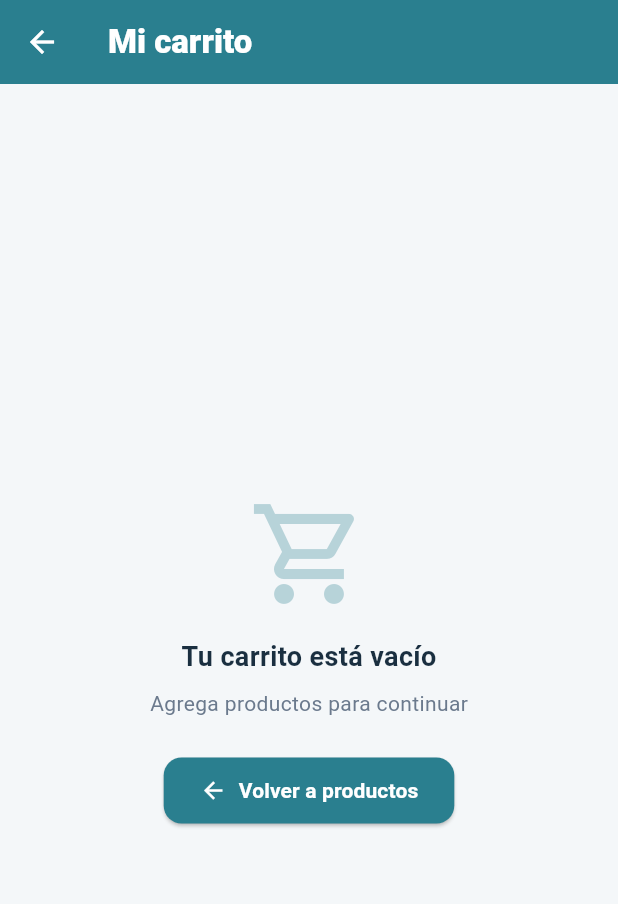
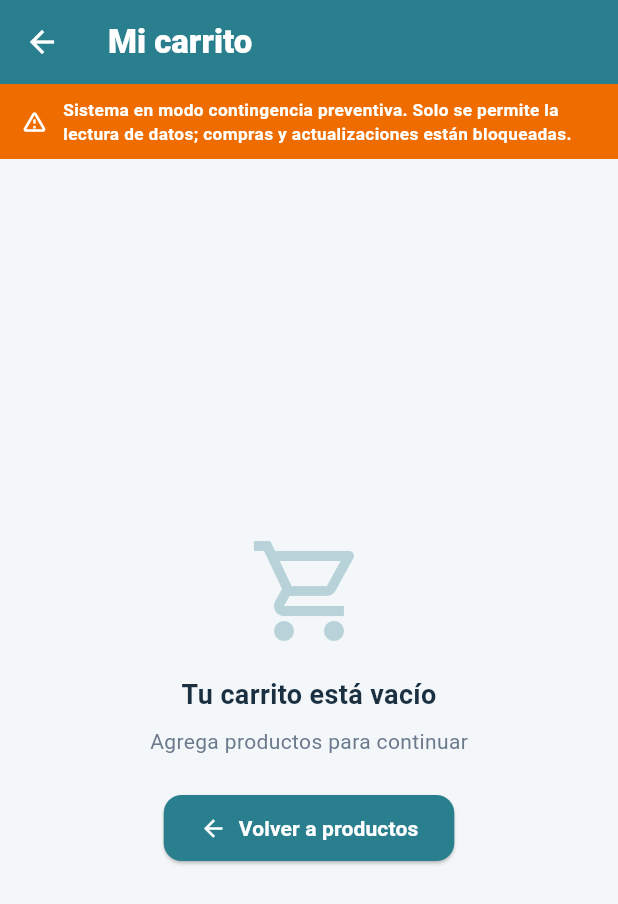
Before and after one commit to app-secure/movil_app, a Flutter app: the AuthWrapper widget shown alone on an empty page, opened directly, after a tap on the "shopping cart" icon, on a phone screen of 412 x 824 dp. Shown: the top 904 px of the screen. Run offline on Flutter 3.47's test engine with Material 3 defaults, Android fonts, the phone set to English and light mode, and no system bars; our stand-ins replace cached_network_image, open_filex, shared_preferences, webview_flutter; missing offline and left inert: dart:html, dart:js_util, dart:ui_web, mobile_scanner; accounts and stored records are empty; network calls fail.

Commit message:
ultimos cambios

```diff
--- a/lib/core/api_service.dart
+++ b/lib/core/api_service.dart
@@ -73,6 +73,12 @@ class ApiService {
     final data = jsonDecode(res.body);
     if (res.statusCode == 200) return data;
     throw data['mensaje'] ?? 'Error al verificar estado';
+  }
+
+  static Future<Map<String, dynamic>> getEstadoDB() async {
+    final res = await _get('/api/test-db');
+    if (res.statusCode == 200) return jsonDecode(res.body);
+    throw 'Error al verificar estado de la base de datos';
   }
 
   static Future<bool> isUsuarioActivo() async {
--- /dev/null
+++ b/lib/core/contingency_service.dart
@@ -0,0 +1,116 @@
+import 'dart:async';
+import 'package:flutter/material.dart';
+import 'api_service.dart';
+
+class ContingencyService {
+  static final ContingencyService instance = ContingencyService._();
+  ContingencyService._();
+
+  final ValueNotifier<bool> isContingency = ValueNotifier(false);
+  Timer? _timer;
+
+  void start() {
+    _check();
+    _timer = Timer.periodic(const Duration(seconds: 30), (_) => _check());
+  }
+
+  void stop() {
+    _timer?.cancel();
+    _timer = null;
+  }
+
+  Future<void> _check() async {
+    try {
+      final data = await ApiService.getEstadoDB();
+      final db = (data['activeDatabase'] ?? '').toString();
+      isContingency.value = db != 'Supabase';
+    } catch (_) {
+      isContingency.value = true; // red fallback: si falla la red, modo seguro
+    }
+  }
+
+  /// Llama esto antes de cualquier operación de escritura.
+  /// Devuelve true si está en contingencia (la acción debe bloquearse).
+  static bool bloquear(BuildContext context) {
+    if (!instance.isContingency.value) return false;
+    ScaffoldMessenger.of(context).showSnackBar(
+      SnackBar(
+        content: const Row(children: [
+          Icon(Icons.warning_amber_rounded, color: Colors.white, size: 18),
+          SizedBox(width: 10),
+          Expanded(
+            child: Text(
+              'NO SE PUEDE REALIZAR ESTA ACCIÓN: EL SISTEMA ESTÁ EN CONTINGENCIA',
+              style: TextStyle(fontWeight: FontWeight.w700, fontSize: 12),
+            ),
+          ),
+        ]),
+        backgroundColor: Colors.orange.shade800,
+        behavior: SnackBarBehavior.floating,
+        duration: const Duration(seconds: 4),
+      ),
+    );
+    return true;
+  }
+}
+
+/// Widget que muestra la franja de advertencia debajo del AppBar
+/// cuando el sistema está en contingencia.
+class ContingencyBanner extends StatelessWidget {
+  final Widget child;
+  const ContingencyBanner({super.key, required this.child});
+
+  @override
+  Widget build(BuildContext context) {
+    return ValueListenableBuilder<bool>(
+      valueListenable: ContingencyService.instance.isContingency,
+      builder: (_, contingency, _) {
+        return Column(
+          children: [
+            if (contingency)
+              Container(
+                width: double.infinity,
+                color: Colors.orange.shade800,
+                padding: const EdgeInsets.symmetric(horizontal: 14, vertical: 9),
+                child: Row(
+                  children: [
+                    const Icon(Icons.warning_amber_rounded, color: Colors.white, size: 18),
+                    const SizedBox(width: 10),
+                    const Expanded(
+                      child: Text(
+                        'Sistema en modo contingencia preventiva. Solo se permite la lectura de datos; compras y actualizaciones están bloqueadas.',
+                        style: TextStyle(color: Colors.white, fontSize: 11.5, fontWeight: FontWeight.w600, height: 1.4),
+                      ),
+                    ),
+                  ],
+                ),
+              ),
+            Expanded(child: child),
+          ],
+        );
+      },
+    );
+  }
+}
+
+/// Wrapper para botones de escritura — los deshabilita reactivamente en contingencia.
+class ContingencyGuardButton extends StatelessWidget {
+  final Widget Function(VoidCallback? onPressed) builder;
+  final VoidCallback action;
+
+  const ContingencyGuardButton({
+    super.key,
+    required this.builder,
+    required this.action,
+  });
+
+  @override
+  Widget build(BuildContext context) {
+    return ValueListenableBuilder<bool>(
+      valueListenable: ContingencyService.instance.isContingency,
+      builder: (ctx, contingency, _) {
+        return builder(contingency ? null : action);
+      },
+    );
+  }
+}
--- a/lib/screens/auth_wrapper.dart
+++ b/lib/screens/auth_wrapper.dart
@@ -2,6 +2,7 @@ import 'dart:async';
 import 'package:flutter/material.dart';
 import '../core/api_service.dart';
 import '../core/constants.dart';
+import '../core/contingency_service.dart';
 import 'login_screen.dart';
 import 'productos_screen.dart';
 
@@ -21,11 +22,13 @@ class _AuthWrapperState extends State<AuthWrapper> with WidgetsBindingObserver {
     super.initState();
     WidgetsBinding.instance.addObserver(this);
     _iniciarVerificacion();
+    ContingencyService.instance.start();
   }
 
   @override
   void dispose() {
     _timer?.cancel();
+    ContingencyService.instance.stop();
     WidgetsBinding.instance.removeObserver(this);
     super.dispose();
   }
--- a/lib/screens/carrito_screen.dart
+++ b/lib/screens/carrito_screen.dart
@@ -3,6 +3,7 @@ import 'package:cached_network_image/cached_network_image.dart';
 import '../core/constants.dart';
 import '../core/api_service.dart';
 import '../core/cart_manager.dart';
+import '../core/contingency_service.dart';
 import 'package:shared_preferences/shared_preferences.dart';
 import 'paypal_webview_screen.dart';
 import 'factura_screen.dart';
@@ -24,6 +25,7 @@ class _CarritoScreenState extends State<CarritoScreen> {
   int? _lastNumeroFactura;
 
   void _abrirCheckout() async {
+    if (ContingencyService.bloquear(context)) return;
     final res = await showModalBottomSheet<dynamic>(
       context: context,
       isScrollControlled: true,
@@ -307,7 +309,7 @@ class _CarritoScreenState extends State<CarritoScreen> {
           const SizedBox(width: 4),
         ],
       ),
-      body: items.isEmpty
+      body: ContingencyBanner(child: items.isEmpty
           ? Center(
               child: Column(
                 mainAxisSize: MainAxisSize.min,
@@ -370,14 +372,17 @@ class _CarritoScreenState extends State<CarritoScreen> {
                         ],
                       ),
                       const SizedBox(height: 16),
-                      SizedBox(
+                      ContingencyGuardButton(
+                        action: _abrirCheckout,
+                        builder: (onPressed) => SizedBox(
                           width: double.infinity,
                           height: 52,
                           child: ElevatedButton.icon(
-                          onPressed: _procesando ? null : _abrirCheckout,
+                            onPressed: _procesando ? null : onPressed,
                             style: ElevatedButton.styleFrom(
                               backgroundColor: kTeal,
                               foregroundColor: Colors.white,
+                              disabledBackgroundColor: Colors.grey.shade300,
                               shape: RoundedRectangleBorder(borderRadius: BorderRadius.circular(14)),
                               elevation: 0,
                             ),
@@ -389,10 +394,12 @@ class _CarritoScreenState extends State<CarritoScreen> {
                                 : const Text('Pagar', style: TextStyle(fontWeight: FontWeight.w800, fontSize: 16)),
                           ),
                         ),
+                      ),
                     ],
                   ),
                 ),
               ],
+            ),
       ),
     );
   }
--- a/lib/screens/perfil_screen.dart
+++ b/lib/screens/perfil_screen.dart
@@ -2,6 +2,7 @@ import 'package:flutter/material.dart';
 import 'package:shared_preferences/shared_preferences.dart';
 import '../core/api_service.dart';
 import '../core/constants.dart';
+import '../core/contingency_service.dart';
 import 'editar_perfil_screen.dart';
 
 class PerfilScreen extends StatefulWidget {
@@ -64,7 +65,7 @@ class _PerfilScreenState extends State<PerfilScreen> {
             ),
         ],
       ),
-      body: _loading
+      body: ContingencyBanner(child: _loading
           ? const Center(child: CircularProgressIndicator(color: kTeal))
           : _error != null
               ? Center(
@@ -190,6 +191,7 @@ class _PerfilScreenState extends State<PerfilScreen> {
                         ],
                       ),
                     ),
+      ),
     );
   }
 
--- a/lib/screens/productos_screen.dart
+++ b/lib/screens/productos_screen.dart
@@ -9,6 +9,7 @@ import '../screens/carrito_screen.dart';
 import '../screens/login_screen.dart';
 import '../screens/mis_compras_screen.dart';
 import '../screens/perfil_screen.dart';
+import '../core/contingency_service.dart';
 
 class ProductosScreen extends StatefulWidget {
   const ProductosScreen({super.key});
@@ -185,7 +186,7 @@ class _ProductosScreenState extends State<ProductosScreen> {
           const SizedBox(width: 4),
         ],
       ),
-      body: RefreshIndicator(
+      body: ContingencyBanner(child: RefreshIndicator(
         onRefresh: _cargarProductos,
         color: kTeal,
         child: _loading
@@ -290,6 +291,7 @@ class _ProductosScreenState extends State<ProductosScreen> {
                     ),
                   ],
                 ),
+      ),
       ),
     );
   }
```
Also changed, not shown: lib/screens/detalle_producto_screen.dart (+9 -3 lines), lib/screens/editar_perfil_screen.dart (+10 -4 lines). Lines whose indentation alone changed are shown as unchanged.
